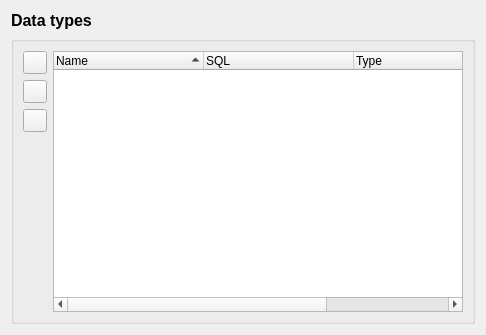
Before: the Qt Designer form DataTypesListForm.ui in fritzone/ddm, drawn with Qt 5.
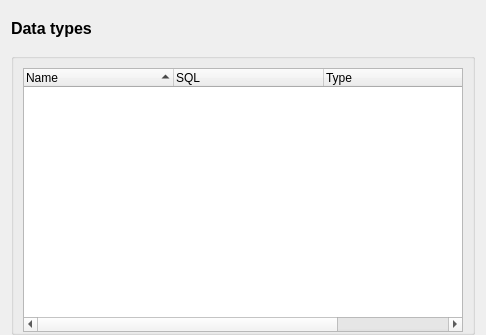
After: the same form once the commit is applied. Icons and pictures are not drawn.

Diff of the .ui file:
```diff
--- a/DataTypesListForm.ui
+++ b/DataTypesListForm.ui
@@ -20,8 +20,23 @@
    <string>Form</string>
   </property>
   <layout class="QVBoxLayout" name="verticalLayout">
+   <property name="bottomMargin">
+    <number>0</number>
+   </property>
    <item>
     <widget class="QLabel" name="label">
+     <property name="sizePolicy">
+      <sizepolicy hsizetype="Preferred" vsizetype="Maximum">
+       <horstretch>0</horstretch>
+       <verstretch>0</verstretch>
+      </sizepolicy>
+     </property>
+     <property name="minimumSize">
+      <size>
+       <width>0</width>
+       <height>36</height>
+      </size>
+     </property>
      <property name="text">
       <string>&lt;!DOCTYPE HTML PUBLIC &quot;-//W3C//DTD HTML 4.0//EN&quot; &quot;http://www.w3.org/TR/REC-html40/strict.dtd&quot;&gt;
 &lt;html&gt;&lt;head&gt;&lt;meta name=&quot;qrichtext&quot; content=&quot;1&quot; /&gt;&lt;style type=&quot;text/css&quot;&gt;
@@ -39,84 +54,13 @@
      <property name="title">
       <string/>
      </property>
+     <property name="flat">
+      <bool>true</bool>
+     </property>
      <layout class="QHBoxLayout" name="horizontalLayout">
-      <item>
-       <layout class="QVBoxLayout" name="layoutButtons">
-        <property name="sizeConstraint">
-         <enum>QLayout::SetNoConstraint</enum>
-        </property>
-        <item>
-         <widget class="QToolButton" name="btnUp">
-          <property name="toolTip">
-           <string>Move the column up (left)</string>
-          </property>
-          <property name="statusTip">
-           <string>Move the column up (left)</string>
-          </property>
-          <property name="text">
-           <string/>
-          </property>
-          <property name="icon">
-           <iconset resource="dbm.qrc">
-            <normaloff>:/images/actions/images/small/up.png</normaloff>:/images/actions/images/small/up.png</iconset>
-          </property>
-          <property name="popupMode">
-           <enum>QToolButton::DelayedPopup</enum>
-          </property>
-         </widget>
-        </item>
-        <item>
-         <widget class="QToolButton" name="btnDown">
-          <property name="toolTip">
-           <string>Move the column down (right)</string>
-          </property>
-          <property name="statusTip">
-           <string>Move the column down (right)</string>
-          </property>
-          <property name="text">
-           <string/>
-          </property>
-          <property name="icon">
-           <iconset resource="dbm.qrc">
-            <normaloff>:/images/actions/images/small/down.png</normaloff>:/images/actions/images/small/down.png</iconset>
-          </property>
-          <property name="popupMode">
-           <enum>QToolButton::DelayedPopup</enum>
-          </property>
-         </widget>
-        </item>
-        <item>
-         <widget class="QToolButton" name="btnRemove">
-          <property name="toolTip">
-           <string>Delete this column</string>
-          </property>
-          <property name="statusTip">
-           <string>Delete this column</string>
-          </property>
-          <property name="text">
-           <string/>
-          </property>
-          <property name="icon">
-           <iconset resource="dbm.qrc">
-            <normaloff>:/images/actions/images/small/remove.png</normaloff>:/images/actions/images/small/remove.png</iconset>
-          </property>
-         </widget>
-        </item>
-        <item>
-         <spacer name="verticalSpacer">
-          <property name="orientation">
-           <enum>Qt::Vertical</enum>
-          </property>
-          <property name="sizeHint" stdset="0">
-           <size>
-            <width>20</width>
-            <height>40</height>
-           </size>
-          </property>
-         </spacer>
-        </item>
-       </layout>
-      </item>
+      <property name="bottomMargin">
+       <number>0</number>
+      </property>
       <item>
        <widget class="QTreeWidget" name="treeDataTypes">
         <property name="sizePolicy">
```
Left out of the diff: 4 changed lines with no effect on the pictures.
